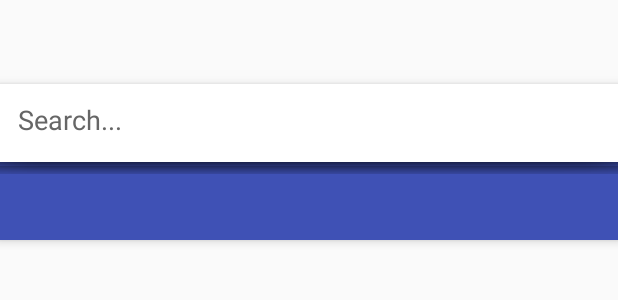
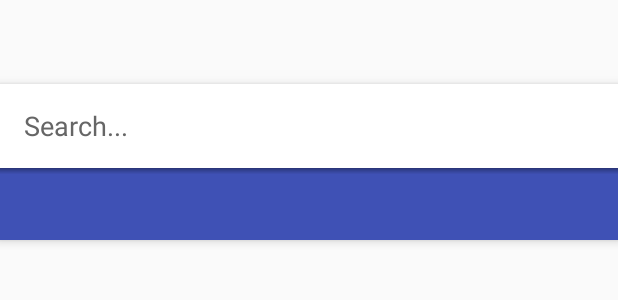
Before and after one commit to shiburagi/Messaging-App, an Android app: the layout activity_main.xml on its own in the app's theme, with its tools: preview values and no code run, on a phone screen of 412 x 824 dp. Shown: the top 300 px of the screen. Run offline under Robolectric (Android 15) with nearby library versions, the phone set to English and light mode, and no system bars; plain views replace RevealFrameLayout.

```diff
--- /dev/null
+++ b/app/src/main/res/drawable/dropshadow.xml
@@ -0,0 +1,7 @@
+<?xml version="1.0" encoding="utf-8"?>
+<shape xmlns:android="http://schemas.android.com/apk/res/android" android:shape="rectangle">
+    <gradient
+        android:startColor="@android:color/transparent"
+        android:endColor="#44000000"
+        android:angle="90"/>
+</shape>
--- a/app/src/main/res/layout/activity_main.xml
+++ b/app/src/main/res/layout/activity_main.xml
@@ -7,10 +7,14 @@
     android:fitsSystemWindows="true"
     tools:context=".controller.access.ui.activity.MainActivity">
 
-    <include
-        layout="@layout/app_bar_main"/>
+    <include layout="@layout/app_bar_main" />
 
     <io.codetail.widget.RevealFrameLayout
+        android:layout_width="match_parent"
+        android:layout_height="wrap_content"
+        android:orientation="vertical">
+
+        <LinearLayout
             android:id="@+id/layout_appbar_search"
             android:layout_width="match_parent"
             android:layout_height="wrap_content"
@@ -20,10 +24,6 @@
                 android:id="@+id/appBar_search"
                 android:layout_width="match_parent"
                 android:layout_height="wrap_content"
-            android:layout_marginLeft="-12dp"
-            android:layout_marginRight="-12dp"
-            android:layout_marginTop="-12dp"
-            android:background="@android:drawable/dialog_holo_light_frame"
                 android:theme="@style/AppTheme.AppBarOverlay">
 
                 <android.support.v7.widget.Toolbar
@@ -34,9 +34,9 @@
                     app:popupTheme="@style/AppTheme.PopupOverlay">
 
                     <EditText
-                    android:background="@null"
                         android:layout_width="match_parent"
                         android:layout_height="wrap_content"
+                        android:background="@null"
                         android:hint="@string/searchwithdot"
                         android:textColorHint="#666" />
                 </android.support.v7.widget.Toolbar>
@@ -44,6 +44,10 @@
 
             </android.support.design.widget.AppBarLayout>
 
-
+            <View
+                android:layout_width="match_parent"
+                android:layout_height="4dp"
+                android:background="@drawable/dropshadow" />
+        </LinearLayout>
     </io.codetail.widget.RevealFrameLayout>
 </android.support.design.widget.CoordinatorLayout>
--- a/app/src/main/res/values-v21/styles.xml
+++ b/app/src/main/res/values-v21/styles.xml
@@ -4,6 +4,6 @@
         <item name="windowActionBar">false</item>
         <item name="windowNoTitle">true</item>
         <item name="android:windowDrawsSystemBarBackgrounds">true</item>
-        <item name="android:statusBarColor">@android:color/transparent</item>
+        <!--<item name="android:statusBarColor">@android:color/transparent</item>-->
     </style>
 </resources>
```
Also changed, not shown: app/src/main/java/com/app/infideap/readcontact/controller/access/ui/activity/MainActivity.java (+11 -7 lines). Lines whose indentation alone changed are shown as unchanged.
